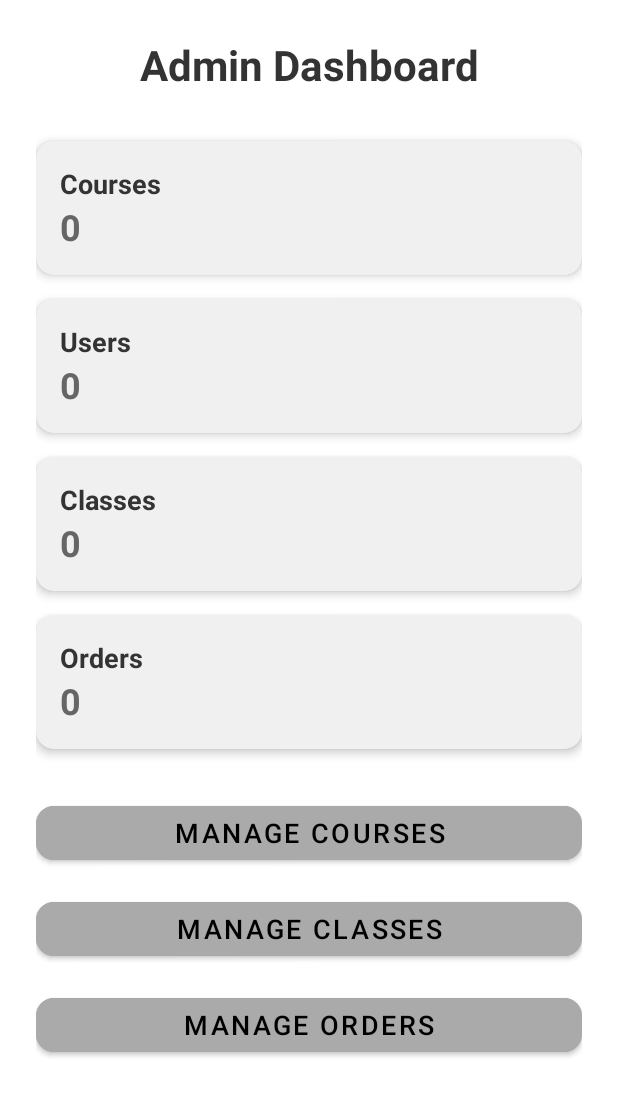
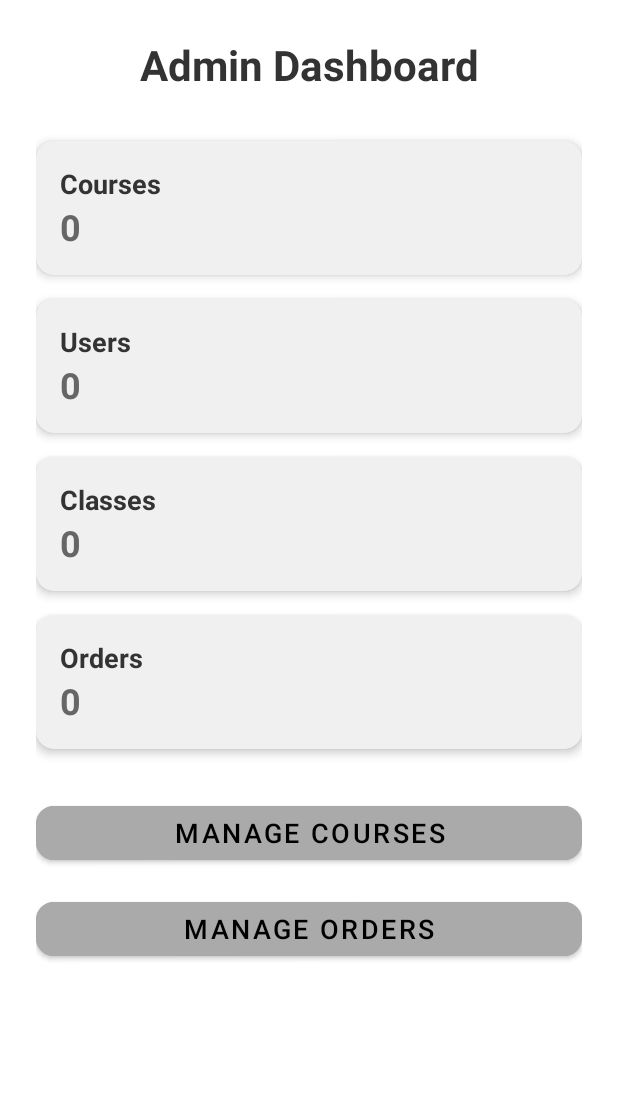
Before and after one commit to trumk/COMP1786-native, an Android app built with Jetpack Compose: the screen it shows after launch (AdminHomeActivity), on a phone screen of 412 x 824 dp. Shown: the top 1096 px of the screen. Run offline under Robolectric (Android 15) with nearby library versions, the phone set to English and light mode, and no system bars; 4 statements that could not run were skipped.

Commit message:
change someth

```diff
--- a/app/src/main/AndroidManifest.xml
+++ b/app/src/main/AndroidManifest.xml
@@ -34,13 +34,12 @@
         <activity
             android:name=".MainActivity"
             android:exported="true"
-            android:label="@string/app_name"
             android:theme="@style/Theme.YogAdminApp" />
 
         <activity
             android:name=".CourseListActivity"
             android:exported="true"
-            android:theme="@style/Theme.AppCompat.Light.DarkActionBar" />
+            android:theme="@style/CustomThemeWithoutActionBar" />
 
         <activity
             android:name=".CourseFormActivity"
--- a/app/src/main/java/com/example/yogadminapp/AdminHomeActivity.java
+++ b/app/src/main/java/com/example/yogadminapp/AdminHomeActivity.java
@@ -28,7 +28,6 @@ import retrofit2.Response;
 public class AdminHomeActivity extends AppCompatActivity {
 
     private Button btnManageCourses;
-    private Button btnManageClasses;
     private Button btnManageOrders;
     private TextView tvUserCount;
     private TextView tvClassCount;
@@ -42,7 +41,6 @@ public class AdminHomeActivity extends AppCompatActivity {
         setContentView(R.layout.activity_admin_home);
 
         btnManageCourses = findViewById(R.id.btnManageCourses);
-        btnManageClasses = findViewById(R.id.btnManageClasses);
         btnManageOrders = findViewById(R.id.btnManageOrders);
         tvUserCount = findViewById(R.id.tvUserCount);
         tvClassCount = findViewById(R.id.tvClassCount);
@@ -70,10 +68,6 @@ public class AdminHomeActivity extends AppCompatActivity {
                 startActivity(intent);
             });
 
-        btnManageClasses.setOnClickListener(v -> {
-            Intent intent = new Intent(AdminHomeActivity.this, ClassListActivity.class);
-            startActivity(intent);
-        });
 
         btnManageOrders.setOnClickListener(v -> {
             Intent intent = new Intent(AdminHomeActivity.this, OrderListActivity.class);
@@ -83,7 +77,7 @@ public class AdminHomeActivity extends AppCompatActivity {
         loadUserCount();
         loadClassCount();
         loadCourseCount();
-        loadOrderCount(); // Gọi hàm loadOrderCount
+        loadOrderCount();
     }
 
     private void loadUserCount() {
--- a/app/src/main/res/layout/activity_admin_home.xml
+++ b/app/src/main/res/layout/activity_admin_home.xml
@@ -184,20 +184,6 @@
         app:layout_constraintTop_toBottomOf="@id/cardOrders"/>
 
     <com.google.android.material.button.MaterialButton
-        android:id="@+id/btnManageClasses"
-        android:layout_width="0dp"
-        android:layout_height="wrap_content"
-        android:layout_marginTop="16dp"
-        android:text="Manage Classes"
-        app:cornerRadius="12dp"
-        android:textSize="18sp"
-        android:textColor="@android:color/black"
-        android:backgroundTint="@android:color/darker_gray"
-        app:layout_constraintEnd_toEndOf="parent"
-        app:layout_constraintStart_toStartOf="parent"
-        app:layout_constraintTop_toBottomOf="@id/btnManageCourses"/>
-
-    <com.google.android.material.button.MaterialButton
         android:id="@+id/btnManageOrders"
         android:layout_width="0dp"
         android:layout_height="wrap_content"
@@ -209,5 +195,5 @@
         android:backgroundTint="@android:color/darker_gray"
         app:layout_constraintEnd_toEndOf="parent"
         app:layout_constraintStart_toStartOf="parent"
-        app:layout_constraintTop_toBottomOf="@id/btnManageClasses"/>
+        app:layout_constraintTop_toBottomOf="@id/btnManageCourses"/>
 </androidx.constraintlayout.widget.ConstraintLayout>
--- /dev/null
+++ b/app/src/main/res/values/styles.xml
@@ -0,0 +1,8 @@
+<?xml version="1.0" encoding="utf-8"?>
+<resources>
+    <style name="CustomThemeWithoutActionBar" parent="Theme.AppCompat.Light.NoActionBar">
+        <item name="colorPrimary">#000000</item>
+        <item name="colorPrimaryDark">#000000</item>
+        <item name="colorAccent">#FF4081</item>
+    </style>
+</resources>
```
